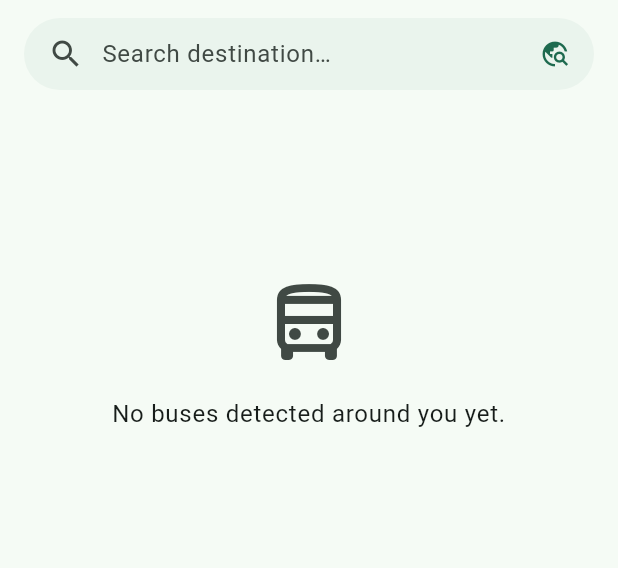
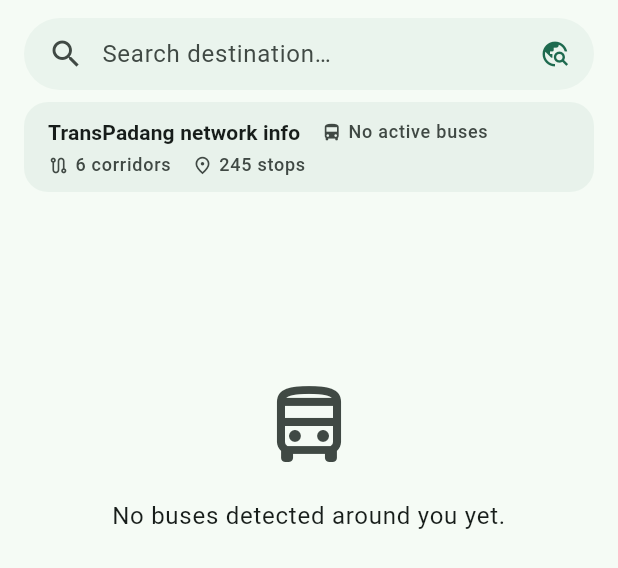
Before and after one commit to dwikyalfira/TPLive-Transpadang-Bus-Tracker, a Flutter app: the _BusListView widget shown alone on an empty page, opened directly with empty values, on a phone screen of 412 x 824 dp. Shown: the top 568 px of the screen. Run offline on Flutter 3.47's test engine with Material 3 defaults, Android fonts, the light colour scheme and no system bars; drawn by our look-alikes of dynamic_color; our stand-ins replace flutter_riverpod, geolocator, latlong2, shared_preferences; accounts and stored records are empty; network calls fail.

Commit message:
feat: show corridor info header above the bus list per tab
Wires CorridorInfoHeader into the home screen so each corridor tab (and the 'Semua' tab, as a network summary) shows active-bus and stop counts above its bus list; tapping a corridor header opens the detail sheet. RefreshIndicator now wraps only the scrollable list so pull-to-refresh keeps working with the fixed header.

```diff
--- a/lib/features/tracking/presentation/home_screen.dart
+++ b/lib/features/tracking/presentation/home_screen.dart
@@ -16,6 +16,7 @@ import '../domain/follow_alert_engine.dart';
 import '../domain/halte_tracker.dart';
 import 'providers.dart';
 import 'widgets/bus_tile.dart';
+import 'widgets/corridor_info_header.dart';
 import 'widgets/format.dart';
 import 'widgets/halte_timeline_sheet.dart';
 import 'widgets/live_status_pill.dart';
@@ -453,23 +454,14 @@ class _BusListViewState extends ConsumerState<_BusListView>
       children: [
         _SearchBar(onTap: widget.onSearchTap),
         if (corridors.isEmpty)
-          Expanded(
-            child: RefreshIndicator(
-              onRefresh: widget.onRefresh,
-              child: _page(null),
-            ),
-          )
+          Expanded(child: _page(null))
         else ...[
           _CorridorTabs(controller: _tabs, corridors: corridors),
           Expanded(
             child: TabBarView(
               controller: _tabs,
               children: [
-                for (final corridor in [null, ...corridors])
-                  RefreshIndicator(
-                    onRefresh: widget.onRefresh,
-                    child: _page(corridor),
-                  ),
+                for (final corridor in [null, ...corridors]) _page(corridor),
               ],
             ),
           ),
@@ -478,7 +470,8 @@ class _BusListViewState extends ConsumerState<_BusListView>
     );
   }
 
-  /// Isi satu halaman tab: daftar bus milik koridor [corridor] (null = semua).
+  /// Isi satu halaman tab: kartu "Info Koridor" di atas, lalu daftar bus
+  /// milik koridor [corridor] (null = semua koridor).
   Widget _page(String? corridor) {
     final buses = corridor == null
         ? widget.nearby
@@ -487,12 +480,23 @@ class _BusListViewState extends ConsumerState<_BusListView>
             .toList(growable: false);
     final key = ValueKey<String>(corridor ?? '__all__');
 
-    if (buses.isEmpty) {
-      return _EmptyState(key: key, status: widget.status);
-    }
-    return corridor == null
-        ? _FlatBusList(key: key, buses: buses)
-        : _GroupedBusList(key: key, buses: buses);
+    final content = buses.isEmpty
+        ? _EmptyState(key: key, status: widget.status)
+        : corridor == null
+            ? _FlatBusList(key: key, buses: buses)
+            : _GroupedBusList(key: key, buses: buses);
+
+    return Column(
+      children: [
+        CorridorInfoHeader(corridor: corridor),
+        Expanded(
+          child: RefreshIndicator(
+            onRefresh: widget.onRefresh,
+            child: content,
+          ),
+        ),
+      ],
+    );
   }
 }
 
```
